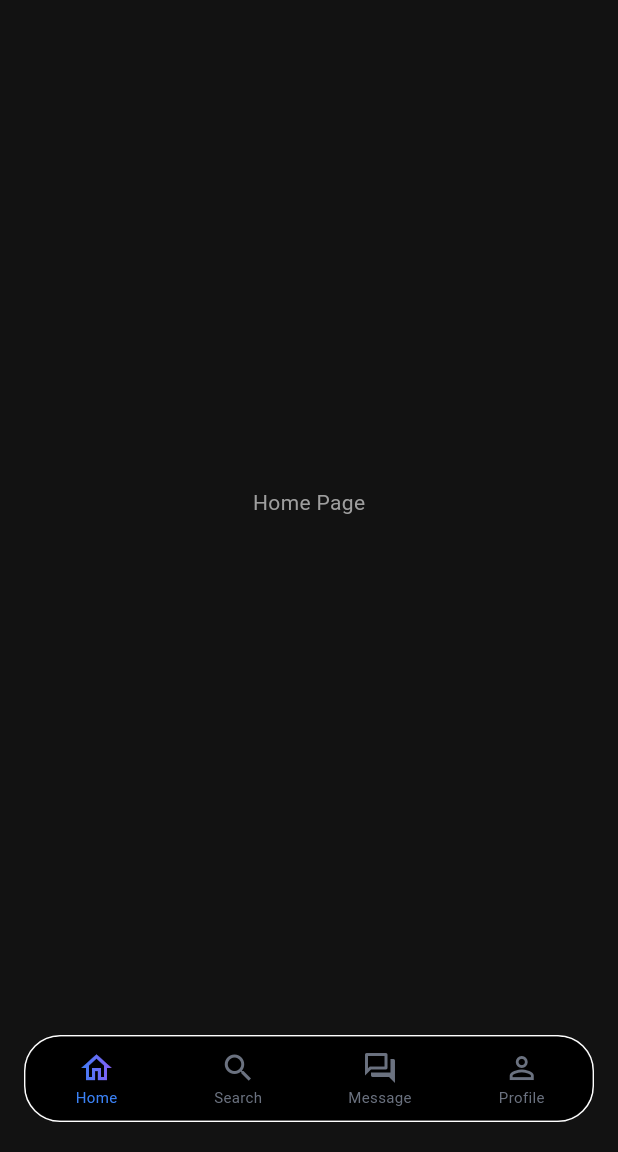
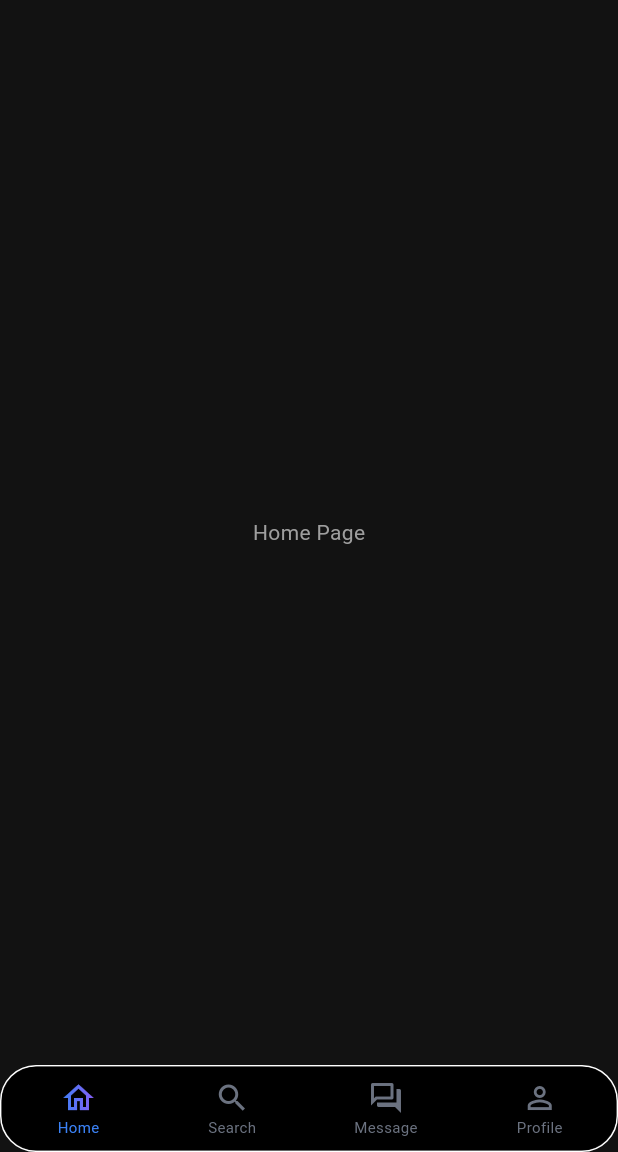
Before and after one commit to WEFT-TIET/FRONTEND, a Flutter app: the screen it shows after launch, on a phone screen of 412 x 824 dp, the part 84-1236 px from its top. Run offline on Flutter 3.47's test engine with Material 3 defaults, Android fonts, the phone set to English and light mode, and no system bars.

Commit message:
new navbar

```diff
--- a/frontend_weft/lib/features/navbar/navigation.dart
+++ b/frontend_weft/lib/features/navbar/navigation.dart
@@ -45,8 +45,7 @@ class _BottomNavBarState extends State<BottomNavBar> {
     return Scaffold(
       body: _pages[_selectedIndex],
       bottomNavigationBar: Container(
-        margin: const EdgeInsets.symmetric(horizontal: 16, vertical: 20),
-        decoration: BoxDecoration(
+    decoration: BoxDecoration(
           borderRadius: BorderRadius.circular(24),
           border: Border.all(
             color: borderColor,
```
